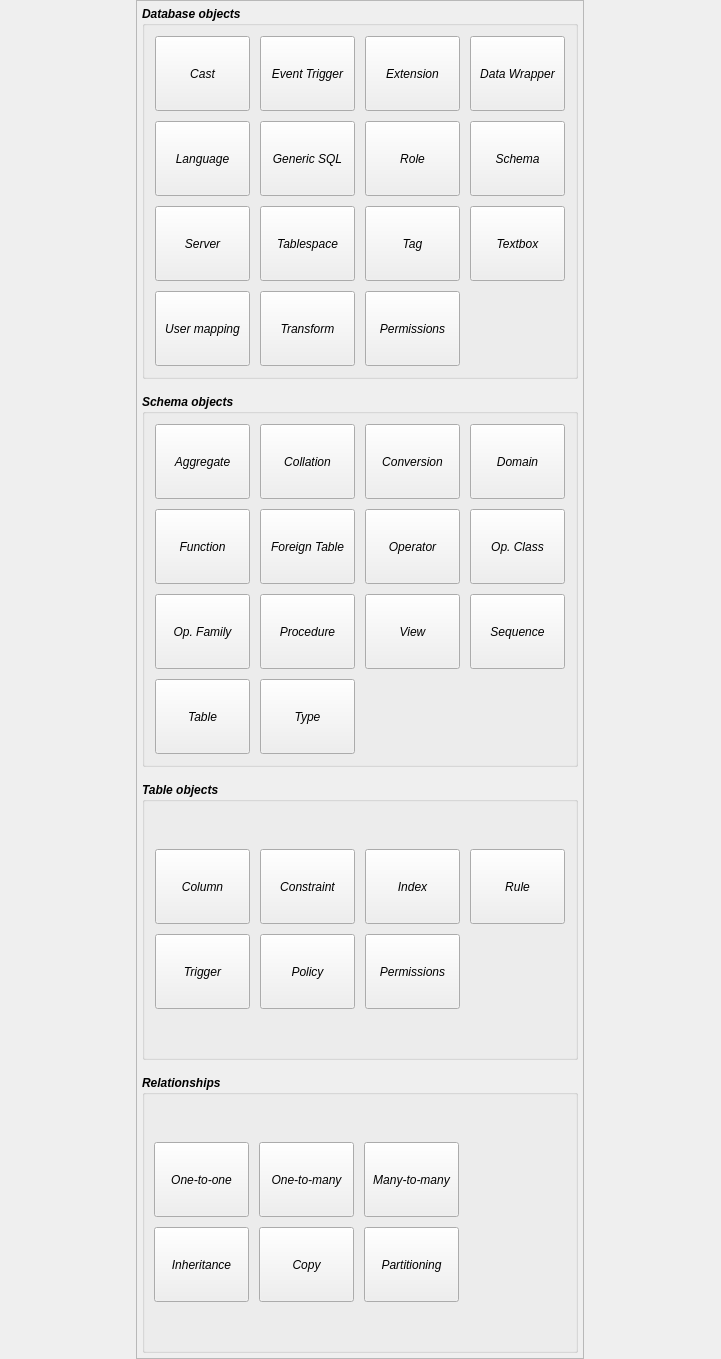
Old version of the form libs/libgui/ui/widgets/newobjectoverlaywidget.ui in the repository pgmodeler/pgmodeler.
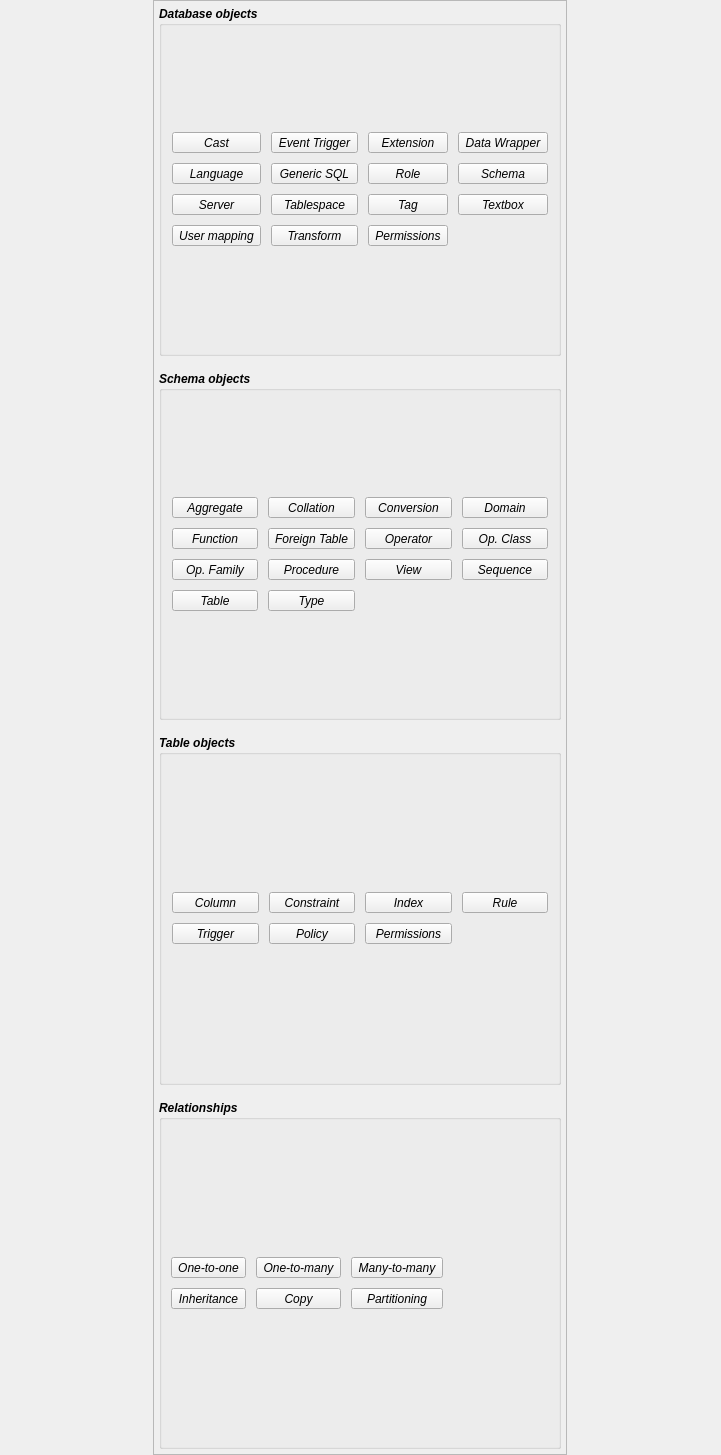
New version of the form. Icons and pictures are not drawn.

```diff
--- a/libs/libgui/ui/widgets/newobjectoverlaywidget.ui
+++ b/libs/libgui/ui/widgets/newobjectoverlaywidget.ui
@@ -7,7 +7,7 @@
     <x>0</x>
     <y>0</y>
     <width>721</width>
-    <height>1359</height>
+    <height>1455</height>
    </rect>
   </property>
   <property name="sizePolicy">
@@ -131,12 +131,6 @@
                 <verstretch>0</verstretch>
                </sizepolicy>
               </property>
-              <property name="minimumSize">
-               <size>
-                <width>95</width>
-                <height>75</height>
-               </size>
-              </property>
               <property name="font">
                <font>
                 <weight>50</weight>
@@ -156,8 +150,8 @@
               </property>
               <property name="iconSize">
                <size>
-                <width>40</width>
-                <height>40</height>
+                <width>48</width>
+                <height>48</height>
                </size>
               </property>
               <property name="autoExclusive">
@@ -179,12 +173,6 @@
                 <verstretch>0</verstretch>
                </sizepolicy>
               </property>
-              <property name="minimumSize">
-               <size>
-                <width>95</width>
-                <height>75</height>
-               </size>
-              </property>
               <property name="font">
                <font>
                 <weight>50</weight>
@@ -204,8 +192,8 @@
               </property>
               <property name="iconSize">
                <size>
-                <width>40</width>
-                <height>40</height>
+                <width>48</width>
+                <height>48</height>
                </size>
               </property>
               <property name="autoExclusive">
@@ -227,12 +215,6 @@
                 <verstretch>0</verstretch>
                </sizepolicy>
               </property>
-              <property name="minimumSize">
-               <size>
-                <width>95</width>
-                <height>75</height>
-               </size>
-              </property>
               <property name="font">
                <font>
                 <weight>50</weight>
@@ -252,8 +234,8 @@
               </property>
               <property name="iconSize">
                <size>
-                <width>40</width>
-                <height>40</height>
+                <width>48</width>
+                <height>48</height>
                </size>
               </property>
               <property name="autoExclusive">
@@ -275,12 +257,6 @@
                 <verstretch>0</verstretch>
                </sizepolicy>
               </property>
-              <property name="minimumSize">
-               <size>
-                <width>95</width>
-                <height>75</height>
-               </size>
-              </property>
               <property name="font">
                <font>
                 <weight>50</weight>
@@ -300,8 +276,8 @@
               </property>
               <property name="iconSize">
                <size>
-                <width>40</width>
-                <height>40</height>
+                <width>48</width>
+                <height>48</height>
                </size>
               </property>
               <property name="autoExclusive">
@@ -323,12 +299,6 @@
                 <verstretch>0</verstretch>
                </sizepolicy>
               </property>
-              <property name="minimumSize">
-               <size>
-                <width>95</width>
-                <height>75</height>
-               </size>
-              </property>
               <property name="font">
                <font>
                 <weight>50</weight>
@@ -348,8 +318,8 @@
               </property>
               <property name="iconSize">
                <size>
-                <width>40</width>
-                <height>40</height>
+                <width>48</width>
+                <height>48</height>
                </size>
               </property>
               <property name="autoExclusive">
@@ -371,12 +341,6 @@
                 <verstretch>0</verstretch>
                </sizepolicy>
               </property>
-              <property name="minimumSize">
-               <size>
-                <width>95</width>
-                <height>75</height>
-               </size>
-              </property>
               <property name="font">
                <font>
                 <weight>50</weight>
@@ -396,8 +360,8 @@
               </property>
               <property name="iconSize">
                <size>
-                <width>40</width>
-                <height>40</height>
+                <width>48</width>
+                <height>48</height>
                </size>
               </property>
               <property name="autoExclusive">
@@ -419,12 +383,6 @@
                 <verstretch>0</verstretch>
                </sizepolicy>
               </property>
-              <property name="minimumSize">
-               <size>
-                <width>95</width>
-                <height>75</height>
-               </size>
-              </property>
               <property name="font">
                <font>
                 <weight>50</weight>
@@ -444,8 +402,8 @@
               </property>
               <property name="iconSize">
                <size>
-                <width>40</width>
-                <height>40</height>
+                <width>48</width>
+                <height>48</height>
                </size>
               </property>
               <property name="autoExclusive">
@@ -467,12 +425,6 @@
                 <verstretch>0</verstretch>
                </sizepolicy>
               </property>
-              <property name="minimumSize">
-               <size>
-                <width>95</width>
-                <height>75</height>
-               </size>
-              </property>
               <property name="font">
                <font>
                 <weight>50</weight>
@@ -492,8 +444,8 @@
               </property>
               <property name="iconSize">
                <size>
-                <width>40</width>
-                <height>40</height>
+                <width>48</width>
+                <height>48</height>
                </size>
               </property>
               <property name="autoExclusive">
@@ -515,12 +467,6 @@
                 <verstretch>0</verstretch>
                </sizepolicy>
               </property>
-              <property name="minimumSize">
-               <size>
-                <width>95</width>
-                <height>75</height>
-               </size>
-              </property>
               <property name="font">
                <font>
                 <weight>50</weight>
@@ -540,8 +486,8 @@
               </property>
               <property name="iconSize">
                <size>
-                <width>40</width>
-                <height>40</height>
+                <width>48</width>
+                <height>48</height>
                </size>
               </property>
               <property name="autoExclusive">
@@ -563,12 +509,6 @@
                 <verstretch>0</verstretch>
                </sizepolicy>
               </property>
-              <property name="minimumSize">
-               <size>
-                <width>95</width>
-                <height>75</height>
-               </size>
-              </property>
               <property name="font">
                <font>
                 <weight>50</weight>
@@ -588,8 +528,8 @@
               </property>
               <property name="iconSize">
                <size>
-                <width>40</width>
-                <height>40</height>
+                <width>48</width>
+                <height>48</height>
                </size>
               </property>
               <property name="autoExclusive">
@@ -611,12 +551,6 @@
                 <verstretch>0</verstretch>
                </sizepolicy>
               </property>
-              <property name="minimumSize">
-               <size>
-                <width>95</width>
-                <height>75</height>
-               </size>
-              </property>
               <property name="font">
                <font>
                 <weight>50</weight>
@@ -636,8 +570,8 @@
               </property>
               <property name="iconSize">
                <size>
-                <width>40</width>
-                <height>40</height>
+                <width>48</width>
+                <height>48</height>
                </size>
               </property>
               <property name="autoExclusive">
@@ -659,12 +593,6 @@
                 <verstretch>0</verstretch>
                </sizepolicy>
               </property>
-              <property name="minimumSize">
-               <size>
-                <width>95</width>
-                <height>75</height>
-               </size>
-              </property>
               <property name="font">
                <font>
                 <weight>50</weight>
@@ -684,8 +612,8 @@
               </property>
               <property name="iconSize">
                <size>
-                <width>40</width>
-                <height>40</height>
+                <width>48</width>
+                <height>48</height>
                </size>
               </property>
               <property name="autoExclusive">
@@ -707,12 +635,6 @@
                 <verstretch>0</verstretch>
                </sizepolicy>
               </property>
-              <property name="minimumSize">
-               <size>
-                <width>95</width>
-                <height>75</height>
-               </size>
-              </property>
               <property name="font">
                <font>
                 <weight>50</weight>
@@ -732,8 +654,8 @@
               </property>
               <property name="iconSize">
                <size>
-                <width>40</width>
-                <height>40</height>
+                <width>48</width>
+                <height>48</height>
                </size>
               </property>
               <property name="autoExclusive">
@@ -755,12 +677,6 @@
                 <verstretch>0</verstretch>
                </sizepolicy>
               </property>
-              <property name="minimumSize">
-               <size>
-                <width>95</width>
-                <height>75</height>
-               </size>
-              </property>
               <property name="font">
                <font>
                 <weight>50</weight>
@@ -780,8 +696,8 @@
               </property>
               <property name="iconSize">
                <size>
-                <width>40</width>
-                <height>40</height>
+                <width>48</width>
+                <height>48</height>
                </size>
               </property>
               <property name="autoExclusive">
@@ -803,12 +719,6 @@
                 <verstretch>0</verstretch>
                </sizepolicy>
               </property>
-              <property name="minimumSize">
-               <size>
-                <width>95</width>
-                <height>75</height>
-               </size>
-              </property>
               <property name="font">
                <font>
                 <weight>50</weight>
@@ -828,8 +738,8 @@
               </property>
               <property name="iconSize">
                <size>
-                <width>40</width>
-                <height>40</height>
+                <width>48</width>
+                <height>48</height>
                </size>
               </property>
               <property name="shortcut">
@@ -902,12 +812,6 @@
                 <verstretch>0</verstretch>
                </sizepolicy>
               </property>
-              <property name="minimumSize">
-               <size>
-                <width>95</width>
-                <height>75</height>
-               </size>
-              </property>
               <property name="font">
                <font>
                 <weight>50</weight>
@@ -927,8 +831,8 @@
               </property>
               <property name="iconSize">
                <size>
-                <width>40</width>
-                <height>40</height>
+                <width>48</width>
+                <height>48</height>
                </size>
               </property>
               <property name="popupMode">
@@ -947,12 +851,6 @@
                 <verstretch>0</verstretch>
                </sizepolicy>
               </property>
-              <property name="minimumSize">
-               <size>
-                <width>95</width>
-                <height>75</height>
-               </size>
-              </property>
               <property name="font">
                <font>
                 <weight>50</weight>
@@ -972,8 +870,8 @@
               </property>
               <property name="iconSize">
                <size>
-                <width>40</width>
-                <height>40</height>
+                <width>48</width>
+                <height>48</height>
                </size>
               </property>
               <property name="popupMode">
@@ -992,12 +890,6 @@
                 <verstretch>0</verstretch>
                </sizepolicy>
               </property>
-              <property name="minimumSize">
-               <size>
-                <width>95</width>
-                <height>75</height>
-               </size>
-              </property>
               <property name="font">
                <font>
                 <weight>50</weight>
@@ -1017,8 +909,8 @@
               </property>
               <property name="iconSize">
                <size>
-                <width>40</width>
-                <height>40</height>
+                <width>48</width>
+                <height>48</height>
                </size>
               </property>
               <property name="popupMode">
@@ -1037,12 +929,6 @@
                 <verstretch>0</verstretch>
                </sizepolicy>
               </property>
-              <property name="minimumSize">
-               <size>
-                <width>95</width>
-                <height>75</height>
-               </size>
-              </property>
               <property name="font">
                <font>
                 <weight>50</weight>
@@ -1062,8 +948,8 @@
               </property>
               <property name="iconSize">
                <size>
-                <width>40</width>
-                <height>40</height>
+                <width>48</width>
+                <height>48</height>
                </size>
               </property>
               <property name="popupMode">
@@ -1082,12 +968,6 @@
                 <verstretch>0</verstretch>
                </sizepolicy>
               </property>
-              <property name="minimumSize">
-               <size>
-                <width>95</width>
-                <height>75</height>
-               </size>
-              </property>
               <property name="font">
                <font>
                 <weight>50</weight>
@@ -1107,8 +987,8 @@
               </property>
               <property name="iconSize">
                <size>
-                <width>40</width>
-                <height>40</height>
+                <width>48</width>
+                <height>48</height>
                </size>
               </property>
               <property name="popupMode">
@@ -1127,12 +1007,6 @@
                 <verstretch>0</verstretch>
                </sizepolicy>
               </property>
-              <property name="minimumSize">
-               <size>
-                <width>95</width>
-                <height>75</height>
-               </size>
-              </property>
               <property name="font">
                <font>
                 <weight>50</weight>
@@ -1152,8 +1026,8 @@
               </property>
               <property name="iconSize">
                <size>
-                <width>40</width>
-                <height>40</height>
+                <width>48</width>
+                <height>48</height>
                </size>
               </property>
               <property name="popupMode">
@@ -1172,12 +1046,6 @@
                 <verstretch>0</verstretch>
                </sizepolicy>
               </property>
-              <property name="minimumSize">
-               <size>
-                <width>95</width>
-                <height>75</height>
-               </size>
-              </property>
               <property name="font">
                <font>
                 <weight>50</weight>
@@ -1197,8 +1065,8 @@
               </property>
               <property name="iconSize">
                <size>
-                <width>40</width>
-                <height>40</height>
+                <width>48</width>
+                <height>48</height>
                </size>
               </property>
               <property name="popupMode">
@@ -1217,12 +1085,6 @@
                 <verstretch>0</verstretch>
                </sizepolicy>
               </property>
-              <property name="minimumSize">
-               <size>
-                <width>95</width>
-                <height>75</height>
-               </size>
-              </property>
               <property name="font">
                <font>
                 <weight>50</weight>
@@ -1242,8 +1104,8 @@
               </property>
               <property name="iconSize">
                <size>
-                <width>40</width>
-                <height>40</height>
+                <width>48</width>
+                <height>48</height>
                </size>
               </property>
               <property name="popupMode">
@@ -1262,12 +1124,6 @@
                 <verstretch>0</verstretch>
                </sizepolicy>
               </property>
-              <property name="minimumSize">
-               <size>
-                <width>95</width>
-                <height>75</height>
-               </size>
-              </property>
               <property name="font">
                <font>
                 <weight>50</weight>
@@ -1287,8 +1143,8 @@
               </property>
               <property name="iconSize">
                <size>
-                <width>40</width>
-                <height>40</height>
+                <width>48</width>
+                <height>48</height>
                </size>
               </property>
               <property name="popupMode">
@@ -1307,12 +1163,6 @@
                 <verstretch>0</verstretch>
                </sizepolicy>
               </property>
-              <property name="minimumSize">
-               <size>
-                <width>95</width>
-                <height>75</height>
-               </size>
-              </property>
               <property name="font">
                <font>
                 <weight>50</weight>
@@ -1332,8 +1182,8 @@
               </property>
               <property name="iconSize">
                <size>
-                <width>40</width>
-                <height>40</height>
+                <width>48</width>
+                <height>48</height>
                </size>
               </property>
               <property name="popupMode">
@@ -1352,12 +1202,6 @@
                 <verstretch>0</verstretch>
                </sizepolicy>
               </property>
-              <property name="minimumSize">
-               <size>
-                <width>95</width>
-                <height>75</height>
-               </size>
-              </property>
               <property name="font">
                <font>
                 <weight>50</weight>
@@ -1377,8 +1221,8 @@
               </property>
               <property name="iconSize">
                <size>
-                <width>40</width>
-                <height>40</height>
+                <width>48</width>
+                <height>48</height>
                </size>
               </property>
               <property name="popupMode">
@@ -1397,12 +1241,6 @@
                 <verstretch>0</verstretch>
                </sizepolicy>
               </property>
-              <property name="minimumSize">
-               <size>
-                <width>95</width>
-                <height>75</height>
-               </size>
-              </property>
               <property name="font">
                <font>
                 <weight>50</weight>
@@ -1422,8 +1260,8 @@
               </property>
               <property name="iconSize">
                <size>
-                <width>40</width>
-                <height>40</height>
+                <width>48</width>
+                <height>48</height>
                </size>
               </property>
               <property name="popupMode">
@@ -1442,12 +1280,6 @@
                 <verstretch>0</verstretch>
                </sizepolicy>
               </property>
-              <property name="minimumSize">
-               <size>
-                <width>95</width>
-                <height>75</height>
-               </size>
-              </property>
               <property name="font">
                <font>
                 <weight>50</weight>
@@ -1467,8 +1299,8 @@
               </property>
               <property name="iconSize">
                <size>
-                <width>40</width>
-                <height>40</height>
+                <width>48</width>
+                <height>48</height>
                </size>
               </property>
               <property name="popupMode">
@@ -1487,12 +1319,6 @@
                 <verstretch>0</verstretch>
                </sizepolicy>
               </property>
-              <property name="minimumSize">
-               <size>
-                <width>95</width>
-                <height>75</height>
-               </size>
-              </property>
               <property name="font">
                <font>
                 <weight>50</weight>
@@ -1512,8 +1338,8 @@
               </property>
               <property name="iconSize">
                <size>
-                <width>40</width>
-                <height>40</height>
+                <width>48</width>
+                <height>48</height>
                </size>
               </property>
               <property name="popupMode">
@@ -1580,12 +1406,6 @@
                 <verstretch>0</verstretch>
                </sizepolicy>
               </property>
-              <property name="minimumSize">
-               <size>
-                <width>95</width>
-                <height>75</height>
-               </size>
-              </property>
               <property name="font">
                <font>
                 <weight>50</weight>
@@ -1605,98 +1425,8 @@
               </property>
               <property name="iconSize">
                <size>
-                <width>40</width>
-                <height>40</height>
-               </size>
-              </property>
-              <property name="popupMode">
-               <enum>QToolButton::InstantPopup</enum>
-              </property>
-              <property name="toolButtonStyle">
-               <enum>Qt::ToolButtonTextUnderIcon</enum>
-              </property>
-             </widget>
-            </item>
-            <item row="0" column="2">
-             <widget class="QToolButton" name="column_tb">
-              <property name="sizePolicy">
-               <sizepolicy hsizetype="Preferred" vsizetype="Fixed">
-                <horstretch>0</horstretch>
-                <verstretch>0</verstretch>
-               </sizepolicy>
-              </property>
-              <property name="minimumSize">
-               <size>
-                <width>95</width>
-                <height>75</height>
-               </size>
-              </property>
-              <property name="font">
-               <font>
-                <weight>50</weight>
-                <italic>true</italic>
-                <bold>false</bold>
-               </font>
-              </property>
-              <property name="focusPolicy">
-               <enum>Qt::NoFocus</enum>
-              </property>
-              <property name="text">
-               <string>Column</string>
-              </property>
-              <property name="icon">
-               <iconset resource="../../res/resources.qrc">
-                <normaloff>:/icons/icons/column.png</normaloff>:/icons/icons/column.png</iconset>
-              </property>
-              <property name="iconSize">
-               <size>
-                <width>40</width>
-                <height>40</height>
-               </size>
-              </property>
-              <property name="popupMode">
-               <enum>QToolButton::InstantPopup</enum>
-              </property>
-              <property name="toolButtonStyle">
-               <enum>Qt::ToolButtonTextUnderIcon</enum>
-              </property>
-             </widget>
-            </item>
-            <item row="1" column="8">
-             <widget class="QToolButton" name="tab_perms_tb">
-              <property name="sizePolicy">
-               <sizepolicy hsizetype="Preferred" vsizetype="Fixed">
-                <horstretch>0</horstretch>
-                <verstretch>0</verstretch>
-               </sizepolicy>
-              </property>
-              <property name="minimumSize">
-               <size>
-                <width>95</width>
-                <height>75</height>
-               </size>
-              </property>
-              <property name="font">
-               <font>
-                <weight>50</weight>
-                <italic>true</italic>
-                <bold>false</bold>
-               </font>
-              </property>
-              <property name="focusPolicy">
-               <enum>Qt::NoFocus</enum>
-              </property>
-              <property name="text">
-               <string>Permissions</string>
-              </property>
-              <property name="icon">
-               <iconset resource="../../res/resources.qrc">
-                <normaloff>:/icons/icons/permission.png</normaloff>:/icons/icons/permission.png</iconset>
-              </property>
-              <property name="iconSize">
-               <size>
-                <width>40</width>
-                <height>40</height>
+                <width>48</width>
+                <height>48</height>
                </size>
               </property>
               <property name="popupMode">
@@ -1715,12 +1445,6 @@
                 <verstretch>0</verstretch>
                </sizepolicy>
               </property>
-              <property name="minimumSize">
-               <size>
-                <width>95</width>
-                <height>75</height>
-               </size>
-              </property>
               <property name="font">
                <font>
                 <weight>50</weight>
@@ -1740,8 +1464,47 @@
               </property>
               <property name="iconSize">
                <size>
-                <width>40</width>
-                <height>40</height>
+                <width>48</width>
+                <height>48</height>
+               </size>
+              </property>
+              <property name="popupMode">
+               <enum>QToolButton::InstantPopup</enum>
+              </property>
+              <property name="toolButtonStyle">
+               <enum>Qt::ToolButtonTextUnderIcon</enum>
+              </property>
+             </widget>
+            </item>
+            <item row="1" column="4">
+             <widget class="QToolButton" name="policy_tb">
+              <property name="sizePolicy">
+               <sizepolicy hsizetype="Preferred" vsizetype="Fixed">
+                <horstretch>0</horstretch>
+                <verstretch>0</verstretch>
+               </sizepolicy>
+              </property>
+              <property name="font">
+               <font>
+                <weight>50</weight>
+                <italic>true</italic>
+                <bold>false</bold>
+               </font>
+              </property>
+              <property name="focusPolicy">
+               <enum>Qt::NoFocus</enum>
+              </property>
+              <property name="text">
+               <string>Policy</string>
+              </property>
+              <property name="icon">
+               <iconset resource="../../res/resources.qrc">
+                <normaloff>:/icons/icons/policy.png</normaloff>:/icons/icons/policy.png</iconset>
+              </property>
+              <property name="iconSize">
+               <size>
+                <width>48</width>
+                <height>48</height>
                </size>
               </property>
               <property name="popupMode">
@@ -1760,12 +1523,6 @@
                 <verstretch>0</verstretch>
                </sizepolicy>
               </property>
-              <property name="minimumSize">
-               <size>
-                <width>95</width>
-                <height>75</height>
-               </size>
-              </property>
               <property name="font">
                <font>
                 <weight>50</weight>
@@ -1785,8 +1542,47 @@
               </property>
               <property name="iconSize">
                <size>
-                <width>40</width>
-                <height>40</height>
+                <width>48</width>
+                <height>48</height>
+               </size>
+              </property>
+              <property name="popupMode">
+               <enum>QToolButton::InstantPopup</enum>
+              </property>
+              <property name="toolButtonStyle">
+               <enum>Qt::ToolButtonTextUnderIcon</enum>
+              </property>
+             </widget>
+            </item>
+            <item row="0" column="2">
+             <widget class="QToolButton" name="column_tb">
+              <property name="sizePolicy">
+               <sizepolicy hsizetype="Preferred" vsizetype="Fixed">
+                <horstretch>0</horstretch>
+                <verstretch>0</verstretch>
+               </sizepolicy>
+              </property>
+              <property name="font">
+               <font>
+                <weight>50</weight>
+                <italic>true</italic>
+                <bold>false</bold>
+               </font>
+              </property>
+              <property name="focusPolicy">
+               <enum>Qt::NoFocus</enum>
+              </property>
+              <property name="text">
+               <string>Column</string>
+              </property>
+              <property name="icon">
+               <iconset resource="../../res/resources.qrc">
+                <normaloff>:/icons/icons/column.png</normaloff>:/icons/icons/column.png</iconset>
+              </property>
+              <property name="iconSize">
+               <size>
+                <width>48</width>
+                <height>48</height>
                </size>
               </property>
               <property name="popupMode">
@@ -1805,12 +1601,6 @@
                 <verstretch>0</verstretch>
                </sizepolicy>
               </property>
-              <property name="minimumSize">
-               <size>
-                <width>95</width>
-                <height>75</height>
-               </size>
-              </property>
               <property name="font">
                <font>
                 <weight>50</weight>
@@ -1830,8 +1620,8 @@
               </property>
               <property name="iconSize">
                <size>
-                <width>40</width>
-                <height>40</height>
+                <width>48</width>
+                <height>48</height>
                </size>
               </property>
               <property name="popupMode">
@@ -1842,20 +1632,14 @@
               </property>
              </widget>
             </item>
-            <item row="1" column="4">
-             <widget class="QToolButton" name="policy_tb">
+            <item row="1" column="8">
+             <widget class="QToolButton" name="tab_perms_tb">
               <property name="sizePolicy">
                <sizepolicy hsizetype="Preferred" vsizetype="Fixed">
                 <horstretch>0</horstretch>
                 <verstretch>0</verstretch>
                </sizepolicy>
               </property>
-              <property name="minimumSize">
-               <size>
-                <width>95</width>
-                <height>75</height>
-               </size>
-              </property>
               <property name="font">
                <font>
                 <weight>50</weight>
@@ -1867,16 +1651,16 @@
                <enum>Qt::NoFocus</enum>
               </property>
               <property name="text">
-               <string>Policy</string>
+               <string>Permissions</string>
               </property>
               <property name="icon">
                <iconset resource="../../res/resources.qrc">
-                <normaloff>:/icons/icons/policy.png</normaloff>:/icons/icons/policy.png</iconset>
+                <normaloff>:/icons/icons/permission.png</normaloff>:/icons/icons/permission.png</iconset>
               </property>
               <property name="iconSize">
                <size>
-                <width>40</width>
-                <height>40</height>
+                <width>48</width>
+                <height>48</height>
                </size>
               </property>
               <property name="popupMode">
@@ -1946,12 +1730,6 @@
                 <verstretch>0</verstretch>
                </sizepolicy>
               </property>
-              <property name="minimumSize">
-               <size>
-                <width>95</width>
-                <height>75</height>
-               </size>
-              </property>
               <property name="font">
                <font>
                 <weight>50</weight>
@@ -1971,8 +1749,8 @@
               </property>
               <property name="iconSize">
                <size>
-                <width>40</width>
-                <height>40</height>
+                <width>48</width>
+                <height>48</height>
                </size>
               </property>
               <property name="popupMode">
@@ -1991,12 +1769,6 @@
                 <verstretch>0</verstretch>
                </sizepolicy>
               </property>
-              <property name="minimumSize">
-               <size>
-                <width>95</width>
-                <height>75</height>
-               </size>
-              </property>
               <property name="font">
                <font>
                 <weight>50</weight>
@@ -2016,8 +1788,8 @@
               </property>
               <property name="iconSize">
                <size>
-                <width>40</width>
-                <height>40</height>
+                <width>48</width>
+                <height>48</height>
                </size>
               </property>
               <property name="popupMode">
@@ -2036,12 +1808,6 @@
                 <verstretch>0</verstretch>
                </sizepolicy>
               </property>
-              <property name="minimumSize">
-               <size>
-                <width>95</width>
-                <height>75</height>
-               </size>
-              </property>
               <property name="font">
                <font>
                 <weight>50</weight>
@@ -2061,8 +1827,8 @@
               </property>
               <property name="iconSize">
                <size>
-                <width>40</width>
-                <height>40</height>
+                <width>48</width>
+                <height>48</height>
                </size>
               </property>
               <property name="popupMode">
@@ -2081,12 +1847,6 @@
                 <verstretch>0</verstretch>
                </sizepolicy>
               </property>
-              <property name="minimumSize">
-               <size>
-                <width>95</width>
-                <height>75</height>
-               </size>
-              </property>
               <property name="font">
                <font>
                 <weight>50</weight>
@@ -2106,8 +1866,8 @@
               </property>
               <property name="iconSize">
                <size>
-                <width>40</width>
-                <height>40</height>
+                <width>48</width>
+                <height>48</height>
                </size>
               </property>
               <property name="popupMode">
@@ -2126,12 +1886,6 @@
                 <verstretch>0</verstretch>
                </sizepolicy>
               </property>
-              <property name="minimumSize">
-               <size>
-                <width>95</width>
-                <height>75</height>
-               </size>
-              </property>
               <property name="font">
                <font>
                 <weight>50</weight>
@@ -2151,8 +1905,8 @@
               </property>
               <property name="iconSize">
                <size>
-                <width>40</width>
-                <height>40</height>
+                <width>48</width>
+                <height>48</height>
                </size>
               </property>
               <property name="popupMode">
@@ -2171,12 +1925,6 @@
                 <verstretch>0</verstretch>
                </sizepolicy>
               </property>
-              <property name="minimumSize">
-               <size>
-                <width>95</width>
-                <height>75</height>
-               </size>
-              </property>
               <property name="font">
                <font>
                 <weight>50</weight>
@@ -2196,8 +1944,8 @@
               </property>
               <property name="iconSize">
                <size>
-                <width>40</width>
-                <height>40</height>
+                <width>48</width>
+                <height>48</height>
                </size>
               </property>
               <property name="popupMode">
```
